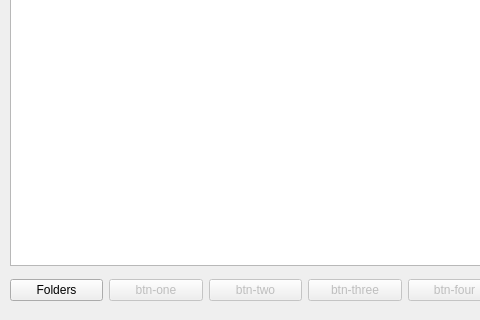
The window that main.ui (kthordarson/findgits) describes before a commit, drawn with Qt 5; both pictures show x 0 to 480 and y 144 to 464 of the 1036 by 464 pixel window.
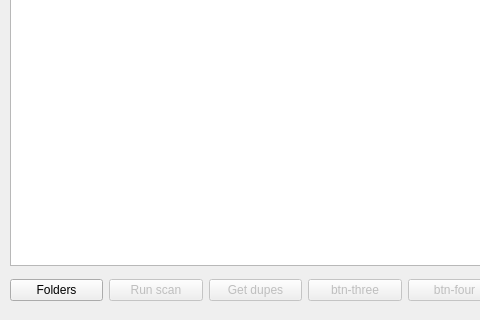
The same window after the commit.

```diff
--- a/main.ui
+++ b/main.ui
@@ -135,7 +135,7 @@
        <bool>false</bool>
       </property>
       <property name="text">
-       <string>btn-one</string>
+       <string>Run scan</string>
       </property>
      </widget>
     </item>
@@ -145,7 +145,7 @@
        <bool>false</bool>
       </property>
       <property name="text">
-       <string>btn-two</string>
+       <string>Get dupes</string>
       </property>
      </widget>
     </item>
```
Left out of the diff: 6 changed lines with no effect on the pictures.
